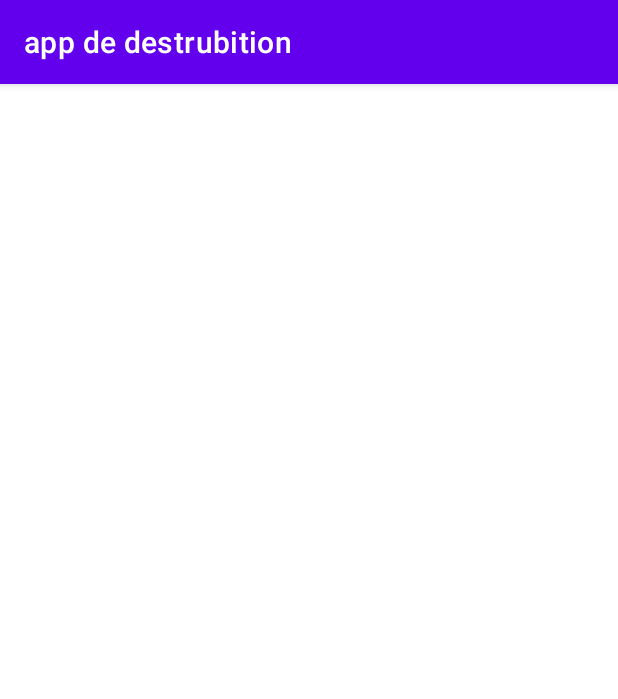
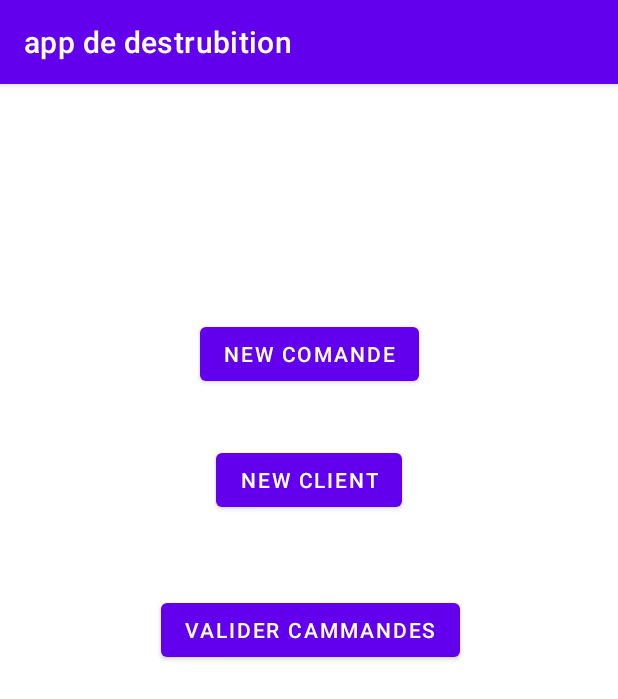
Before and after one commit to ibraben87/app_de_destrubition, an Android app: the Vendeur screen opened directly, with no data from a screen before it, on a phone screen of 412 x 824 dp. Shown: the top 699 px of the screen. Run offline under Robolectric (Android 15) with nearby library versions, the phone set to English and light mode, and no system bars.

Commit message:
debut vendeur

```diff
--- a/app/src/main/AndroidManifest.xml
+++ b/app/src/main/AndroidManifest.xml
@@ -9,6 +9,9 @@
         android:roundIcon="@mipmap/ic_launcher_round"
         android:supportsRtl="true"
         android:theme="@style/Theme.AppDeDestrubition">
+        <activity
+            android:name=".new_commande"
+            android:exported="false" />
         <activity
             android:name=".Vendeur"
             android:exported="false" />
--- a/app/src/main/java/com/example/appdedestrubition/MainActivity.kt
+++ b/app/src/main/java/com/example/appdedestrubition/MainActivity.kt
@@ -18,7 +18,7 @@ class MainActivity : AppCompatActivity() {
         }
         btn_vendeur.setOnClickListener {
             val Intent_login:Intent=Intent(this,login::class.java)
-            Intent_login.putExtra("user","livreur")
+            Intent_login.putExtra("user","vendeur")
             startActivity(Intent_login)
         }
     }
--- a/app/src/main/java/com/example/appdedestrubition/Vendeur.kt
+++ b/app/src/main/java/com/example/appdedestrubition/Vendeur.kt
@@ -1,11 +1,18 @@
 package com.example.appdedestrubition
 
+import android.content.Intent
 import androidx.appcompat.app.AppCompatActivity
 import android.os.Bundle
+import android.widget.Button
 
 class Vendeur : AppCompatActivity() {
     override fun onCreate(savedInstanceState: Bundle?) {
         super.onCreate(savedInstanceState)
         setContentView(R.layout.activity_vendeur)
+        val btn_new_comande  =findViewById<Button>(R.id.new_comande)
+        btn_new_comande.setOnClickListener {
+            val intent_new_comande:Intent= Intent(this,new_commande::class.java)
+            startActivity(intent_new_comande)
+        }
     }
 }
--- a/app/src/main/java/com/example/appdedestrubition/login.kt
+++ b/app/src/main/java/com/example/appdedestrubition/login.kt
@@ -42,10 +42,12 @@ class login : AppCompatActivity() {
             val jes=JSONObject(response)
             val succes:Boolean=jes.getBoolean("succes")
             if (succes){
-                Toast.makeText(this,"cnx",Toast.LENGTH_LONG).show()
+                val Liv = Intent(this, MainActivity_Livreur::class.java)
+                startActivity(Liv)
             }
             else{
-                Toast.makeText(this,"no cnx",Toast.LENGTH_LONG).show()
+                val Liv = Intent(this, MainActivity_Livreur::class.java)
+                startActivity(Liv)
             }
         }catch (e:JSONException){
             Toast.makeText(this,"err",Toast.LENGTH_LONG).show()
--- a/app/src/main/res/layout/activity_vendeur.xml
+++ b/app/src/main/res/layout/activity_vendeur.xml
@@ -6,4 +6,36 @@
     android:layout_height="match_parent"
     tools:context=".Vendeur">
 
+    <Button
+        android:id="@+id/new_comande"
+        android:layout_width="wrap_content"
+        android:layout_height="wrap_content"
+        android:layout_marginTop="156dp"
+        android:text="new comande"
+        app:layout_constraintEnd_toEndOf="parent"
+        app:layout_constraintStart_toStartOf="parent"
+        app:layout_constraintTop_toTopOf="parent" />
+
+    <Button
+        android:id="@+id/new_client"
+        android:layout_width="wrap_content"
+        android:layout_height="wrap_content"
+        android:layout_marginTop="36dp"
+        android:text="new client"
+        app:layout_constraintEnd_toEndOf="@+id/new_comande"
+        app:layout_constraintHorizontal_bias="0.476"
+        app:layout_constraintStart_toStartOf="@+id/new_comande"
+        app:layout_constraintTop_toBottomOf="@+id/new_comande" />
+
+    <Button
+        android:id="@+id/valider_cammandes"
+        android:layout_width="wrap_content"
+        android:layout_height="wrap_content"
+        android:layout_marginTop="52dp"
+        android:text="valider cammandes"
+        app:layout_constraintEnd_toEndOf="@+id/new_client"
+        app:layout_constraintHorizontal_bias="0.493"
+        app:layout_constraintStart_toStartOf="@+id/new_client"
+        app:layout_constraintTop_toBottomOf="@+id/new_client" />
+
 </androidx.constraintlayout.widget.ConstraintLayout>
```
Also changed, not shown: app/src/main/java/com/example/appdedestrubition/new_commande.kt (added, +13 -0 lines), app/src/main/res/layout/activity_new_commande.xml (added, +9 -0 lines).
